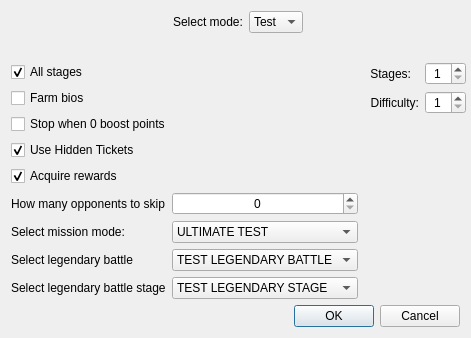
First picture: the form in lib/gui/designes/queue_editor_window.ui, repository tmarenko/mff_auto, before the edit.
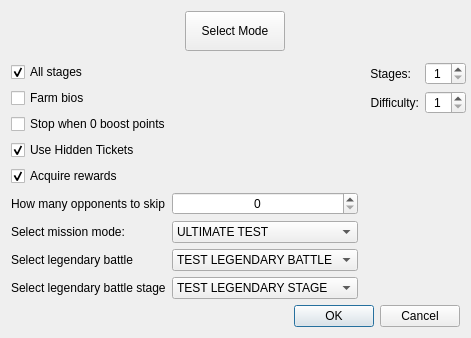
Second picture: the form after the edit.

Commit message: gui: added all epic quest missions

```diff
--- a/lib/gui/designes/queue_editor_window.ui
+++ b/lib/gui/designes/queue_editor_window.ui
@@ -21,39 +21,18 @@
   </property>
   <layout class="QVBoxLayout" name="verticalLayout" stretch="0,0,1,0">
    <item>
-    <layout class="QFormLayout" name="formLayout">
-     <property name="fieldGrowthPolicy">
-      <enum>QFormLayout::FieldsStayAtSizeHint</enum>
-     </property>
-     <property name="labelAlignment">
-      <set>Qt::AlignLeading|Qt::AlignLeft|Qt::AlignVCenter</set>
-     </property>
-     <property name="formAlignment">
-      <set>Qt::AlignHCenter|Qt::AlignTop</set>
-     </property>
-     <item row="0" column="0">
-      <widget class="QLabel" name="select_mode_label">
+    <layout class="QHBoxLayout" name="horizontalLayout_2">
+     <item>
+      <widget class="QToolButton" name="select_mode_tool_button">
+       <property name="minimumSize">
+        <size>
+         <width>100</width>
+         <height>40</height>
+        </size>
+       </property>
        <property name="text">
-        <string>Select mode:</string>
+        <string>Select Mode</string>
        </property>
-       <property name="alignment">
-        <set>Qt::AlignCenter</set>
-       </property>
-      </widget>
-     </item>
-     <item row="0" column="1">
-      <widget class="QComboBox" name="mode_combo_box">
-       <property name="layoutDirection">
-        <enum>Qt::LeftToRight</enum>
-       </property>
-       <property name="sizeAdjustPolicy">
-        <enum>QComboBox::AdjustToContentsOnFirstShow</enum>
-       </property>
-       <item>
-        <property name="text">
-         <string>Test</string>
-        </property>
-       </item>
       </widget>
      </item>
     </layout>
```
The commit also changes 3 other files.
